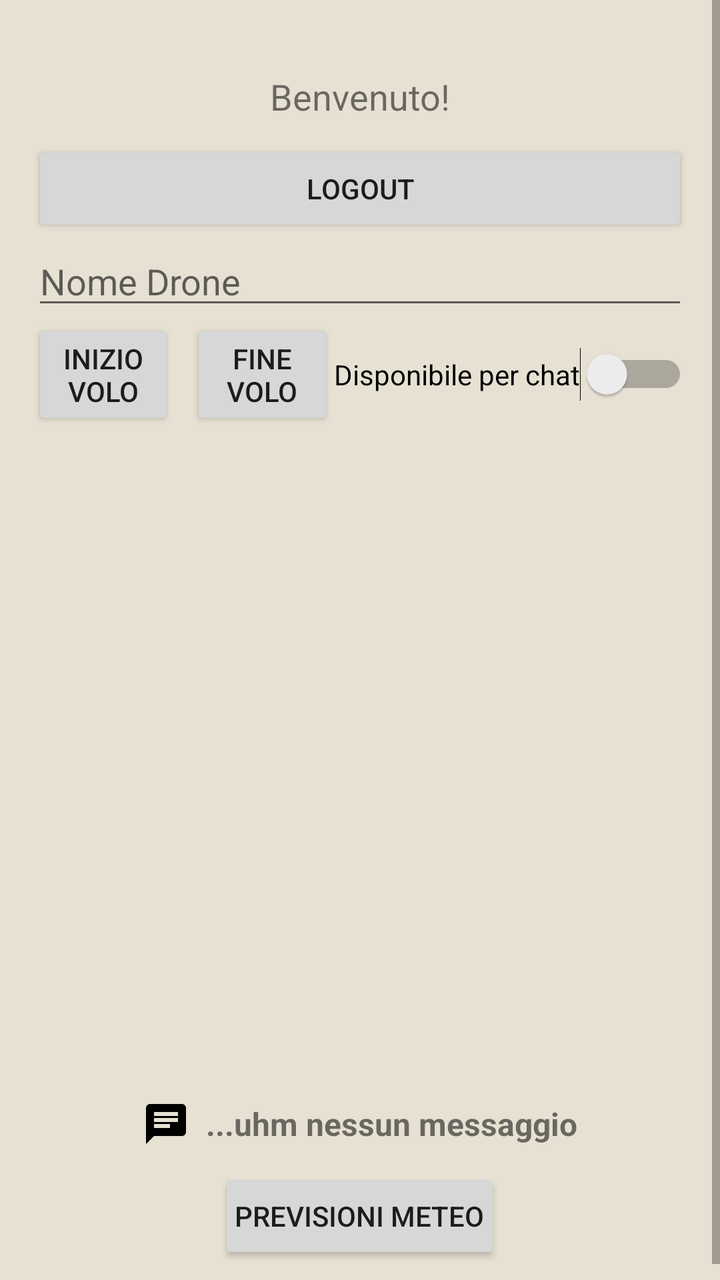
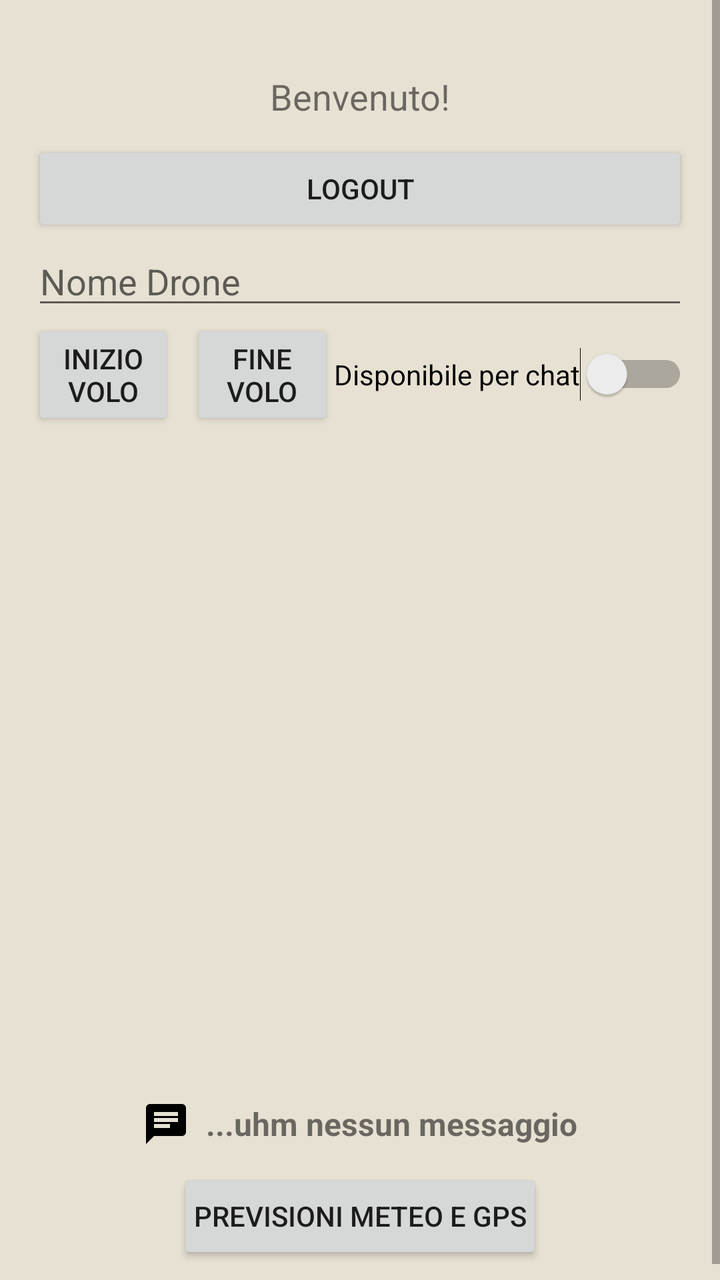

An Android layout rendered at two revisions. The XML below is the earlier revision; the diff shows what the commit changed to produce the second picture.
<!-- AndroidManifest.xml: activity theme Theme.AppCompat.Light -->
<!-- res/layout/activity_dashboard.xml -->
<ScrollView xmlns:android="http://schemas.android.com/apk/res/android"
    android:layout_width="match_parent"
    android:layout_height="match_parent">

    <LinearLayout xmlns:android="http://schemas.android.com/apk/res/android"
        android:layout_width="match_parent"
        android:layout_height="match_parent"
        android:orientation="vertical"
        android:background="#e7e1d3"
        android:padding="16dp">

        <TextView
            android:id="@+id/welcomeTextView"
            android:layout_width="match_parent"
            android:layout_height="wrap_content"
            android:text="Benvenuto!"
            android:textSize="18sp"
            android:gravity="center"
            android:layout_marginTop="10dp"
            android:padding="10dp"/>

        <Button
            android:id="@+id/logoutButton"
            android:layout_width="match_parent"
            android:layout_height="wrap_content"
            android:text="Logout" />

        <EditText
            android:id="@+id/droneField"
            android:layout_width="match_parent"
            android:layout_height="wrap_content"
            android:hint="Nome Drone" />

        
        <LinearLayout
            android:layout_width="match_parent"
            android:layout_height="wrap_content"
            android:orientation="horizontal"
            android:gravity="center">

            <Button
                android:id="@+id/startFlightButton"
                android:layout_width="0dp"
                android:layout_weight="1"
                android:layout_height="wrap_content"
                android:text="Inizio volo"
                android:layout_marginEnd="8dp"/>

            <Button
                android:id="@+id/stopFlightButton"
                android:layout_width="0dp"
                android:layout_weight="1"
                android:layout_height="wrap_content"
                android:text="Fine volo"/>

            <Switch
                android:id="@+id/chatToggle"
                android:layout_width="wrap_content"
                android:layout_height="wrap_content"
                android:text="Disponibile per chat"/>

        </LinearLayout>

        <FrameLayout
            android:id="@+id/mapContainer"
            android:layout_width="match_parent"
            android:layout_height="325dp"
            android:visibility="visible" />

        <LinearLayout
            android:id="@+id/new_message_container"
            android:layout_width="wrap_content"
            android:layout_height="wrap_content"
            android:orientation="horizontal"
            android:gravity="center"
            android:visibility="visible"
            android:layout_marginTop="10dp"
            android:layout_gravity="center_horizontal">

            <ImageView
                android:id="@+id/new_message_icon"
                android:layout_width="24dp"
                android:layout_height="24dp"
                android:src="@drawable/ic_mail"
                android:contentDescription="Nessun messaggio" />

            <TextView
                android:id="@+id/new_message_text"
                android:layout_width="wrap_content"
                android:layout_height="wrap_content"
                android:text="...uhm nessun messaggio"
                android:textSize="16sp"
                android:textStyle="bold"
                android:paddingStart="8dp" />
        </LinearLayout>

        <LinearLayout
            android:id="@+id/weather_info_container"
            android:layout_width="match_parent"
            android:layout_height="wrap_content"
            android:orientation="vertical"
            android:layout_marginTop="10dp"
            android:gravity="center">

            
            <Button
                android:id="@+id/weather_forecast_button"
                android:layout_width="wrap_content"
                android:layout_height="wrap_content"
                android:text="Previsioni Meteo"
                android:padding="8dp"/>
        </LinearLayout>


    </LinearLayout>
</ScrollView>
<!-- resources referenced by this layout -->
<resources>
  <!-- drawable ic_mail (drawable) -->
  <vector xmlns:android="http://schemas.android.com/apk/res/android" android:autoMirrored="true" android:height="24dp" android:tint="#000000" android:viewportHeight="24" android:viewportWidth="24" android:width="24dp">
        
      <path android:fillColor="@android:color/white" android:pathData="M20,2L4,2c-1.1,0 -1.99,0.9 -1.99,2L2,22l4,-4h14c1.1,0 2,-0.9 2,-2L22,4c0,-1.1 -0.9,-2 -2,-2zM6,9h12v2L6,11L6,9zM14,14L6,14v-2h8v2zM18,8L6,8L6,6h12v2z"/>
      
  </vector>
</resources>

<!-- the commit's change to res/layout/activity_dashboard.xml (unified diff, before → after) -->
@@ -107,7 +107,7 @@
                 android:id="@+id/weather_forecast_button"
                 android:layout_width="wrap_content"
                 android:layout_height="wrap_content"
-                android:text="Previsioni Meteo"
+                android:text="Previsioni Meteo e GPS"
                 android:padding="8dp"/>
         </LinearLayout>
 
